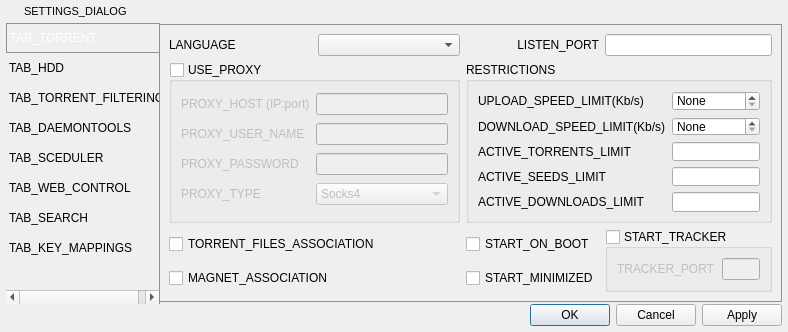
Old version of the form CuteTorrent/LTorrent/SettingsDialog.ui in the repository SuperNerd-James/cutetorrent.
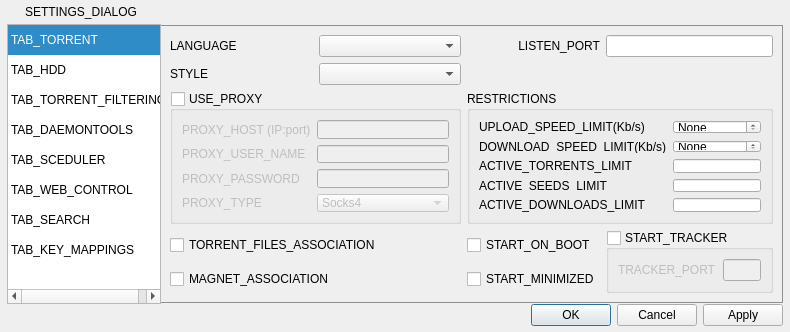
New version of the form. The open tabs and pages were chosen to show the change. Icons and pictures are not drawn.

The edit to the form file:
```diff
--- a/CuteTorrent/LTorrent/SettingsDialog.ui
+++ b/CuteTorrent/LTorrent/SettingsDialog.ui
@@ -24,7 +24,16 @@
    <property name="spacing">
     <number>0</number>
    </property>
-   <property name="margin">
+   <property name="leftMargin">
+    <number>1</number>
+   </property>
+   <property name="topMargin">
+    <number>1</number>
+   </property>
+   <property name="rightMargin">
+    <number>1</number>
+   </property>
+   <property name="bottomMargin">
     <number>0</number>
    </property>
    <item>
@@ -72,7 +81,7 @@
          <string/>
         </property>
         <property name="pixmap">
-         <pixmap resource="ltorrent.qrc">:/MenuIcons/preferencies.ico</pixmap>
+         <pixmap>:/MenuIcons/preferencies.ico</pixmap>
         </property>
         <property name="scaledContents">
          <bool>true</bool>
@@ -93,17 +102,8 @@
           <height>22</height>
          </size>
         </property>
-        <property name="font">
-         <font>
-          <family>Arial</family>
-          <pointsize>8</pointsize>
-          <weight>50</weight>
-          <bold>false</bold>
-          <stylestrategy>PreferDefault</stylestrategy>
-         </font>
-        </property>
         <property name="styleSheet">
-         <string notr="true">color: rgb(0, 0, 0);</string>
+         <string notr="true"/>
         </property>
         <property name="text">
          <string>SETTINGS_DIALOG</string>
@@ -117,7 +117,7 @@
        <widget class="QPushButton" name="pbMin">
         <property name="minimumSize">
          <size>
-          <width>0</width>
+          <width>3</width>
           <height>22</height>
          </size>
         </property>
@@ -127,10 +127,6 @@
           <height>22</height>
          </size>
         </property>
-        <property name="icon">
-         <iconset resource="ltorrent.qrc">
-          <normaloff>:/images/app_min.ico</normaloff>:/images/app_min.ico</iconset>
-        </property>
         <property name="iconSize">
          <size>
           <width>22</width>
@@ -146,7 +142,7 @@
        <widget class="QPushButton" name="pbClose">
         <property name="minimumSize">
          <size>
-          <width>0</width>
+          <width>3</width>
           <height>22</height>
          </size>
         </property>
@@ -156,10 +152,6 @@
           <height>22</height>
          </size>
         </property>
-        <property name="icon">
-         <iconset resource="ltorrent.qrc">
-          <normaloff>:/images/app_close.ico</normaloff>:/images/app_close.ico</iconset>
-        </property>
         <property name="iconSize">
          <size>
           <width>22</width>
@@ -210,11 +202,225 @@
 }</string>
         </property>
         <property name="currentIndex">
-         <number>0</number>
+         <number>5</number>
         </property>
         <widget class="QWidget" name="torrentTab">
          <layout class="QGridLayout" name="gridLayout_22">
-          <item row="1" column="2" colspan="2">
+          <item row="0" column="0">
+           <widget class="QLabel" name="label_8">
+            <property name="text">
+             <string>LANGUAGE</string>
+            </property>
+           </widget>
+          </item>
+          <item row="0" column="2">
+           <widget class="QLabel" name="label">
+            <property name="layoutDirection">
+             <enum>Qt::LeftToRight</enum>
+            </property>
+            <property name="autoFillBackground">
+             <bool>false</bool>
+            </property>
+            <property name="text">
+             <string>LISTEN_PORT</string>
+            </property>
+            <property name="alignment">
+             <set>Qt::AlignRight|Qt::AlignTrailing|Qt::AlignVCenter</set>
+            </property>
+           </widget>
+          </item>
+          <item row="0" column="1">
+           <widget class="QComboBox" name="localeComboBox">
+            <property name="styleSheet">
+             <string notr="true"/>
+            </property>
+           </widget>
+          </item>
+          <item row="0" column="3">
+           <widget class="QLineEdit" name="portEdit"/>
+          </item>
+          <item row="3" column="0" colspan="2">
+           <widget class="QCheckBox" name="asociationCheckBox">
+            <property name="whatsThis">
+             <string>TORRENT_FILES_ASSOCIATION_WIT</string>
+            </property>
+            <property name="text">
+             <string>TORRENT_FILES_ASSOCIATION</string>
+            </property>
+           </widget>
+          </item>
+          <item row="3" column="2">
+           <widget class="QCheckBox" name="runOnbootCheckBox">
+            <property name="whatsThis">
+             <string>START_ON_BOOT_WIT</string>
+            </property>
+            <property name="text">
+             <string>START_ON_BOOT</string>
+            </property>
+           </widget>
+          </item>
+          <item row="4" column="0" colspan="2">
+           <widget class="QCheckBox" name="magnetAssociationCheckBox">
+            <property name="whatsThis">
+             <string>MAGNET_ASSOCIATION_WIT</string>
+            </property>
+            <property name="text">
+             <string>MAGNET_ASSOCIATION</string>
+            </property>
+           </widget>
+          </item>
+          <item row="4" column="2">
+           <widget class="QCheckBox" name="startMinimizedCheckBox">
+            <property name="whatsThis">
+             <string>START_MINIMIZED_WIT</string>
+            </property>
+            <property name="text">
+             <string>START_MINIMIZED</string>
+            </property>
+           </widget>
+          </item>
+          <item row="2" column="0" colspan="2">
+           <widget class="QGroupBox" name="proxyGroupBox">
+            <property name="enabled">
+             <bool>true</bool>
+            </property>
+            <property name="title">
+             <string>USE_PROXY</string>
+            </property>
+            <property name="checkable">
+             <bool>true</bool>
+            </property>
+            <property name="checked">
+             <bool>false</bool>
+            </property>
+            <layout class="QGridLayout" name="gridLayout">
+             <item row="3" column="0">
+              <widget class="QLabel" name="label_5">
+               <property name="whatsThis">
+                <string>PROXY_TYPE_WIT</string>
+               </property>
+               <property name="text">
+                <string>PROXY_TYPE</string>
+               </property>
+              </widget>
+             </item>
+             <item row="1" column="1">
+              <widget class="QLineEdit" name="proxyUsernameEdit">
+               <property name="whatsThis">
+                <string>PROXY_USER_NAME_WIT</string>
+               </property>
+              </widget>
+             </item>
+             <item row="0" column="1">
+              <widget class="QLineEdit" name="proxyHostEdit">
+               <property name="whatsThis">
+                <string>PROXY_HOST_WIT</string>
+               </property>
+              </widget>
+             </item>
+             <item row="1" column="0">
+              <widget class="QLabel" name="label_3">
+               <property name="whatsThis">
+                <string>PROXY_USER_NAME_WIT</string>
+               </property>
+               <property name="text">
+                <string>PROXY_USER_NAME</string>
+               </property>
+              </widget>
+             </item>
+             <item row="0" column="0">
+              <widget class="QLabel" name="label_2">
+               <property name="whatsThis">
+                <string>PROXY_HOST_WIT</string>
+               </property>
+               <property name="text">
+                <string>PROXY_HOST (IP:port)</string>
+               </property>
+              </widget>
+             </item>
+             <item row="2" column="1">
+              <widget class="QLineEdit" name="proxyPwdEdit">
+               <property name="whatsThis">
+                <string>PROXY_PASSWORD</string>
+               </property>
+              </widget>
+             </item>
+             <item row="3" column="1">
+              <widget class="QComboBox" name="proxyTypeComboBox">
+               <property name="whatsThis">
+                <string>PROXY_TYPE</string>
+               </property>
+               <item>
+                <property name="text">
+                 <string>Socks4</string>
+                </property>
+               </item>
+               <item>
+                <property name="text">
+                 <string>Socks5</string>
+                </property>
+               </item>
+               <item>
+                <property name="text">
+                 <string>Socks5 с паролем</string>
+                </property>
+               </item>
+               <item>
+                <property name="text">
+                 <string>http</string>
+                </property>
+               </item>
+               <item>
+                <property name="text">
+                 <string>http с паролем</string>
+                </property>
+               </item>
+               <item>
+                <property name="text">
+                 <string>i2p</string>
+                </property>
+               </item>
+              </widget>
+             </item>
+             <item row="2" column="0">
+              <widget class="QLabel" name="label_4">
+               <property name="whatsThis">
+                <string>PROXY_PASSWORD_WIT</string>
+               </property>
+               <property name="text">
+                <string>PROXY_PASSWORD</string>
+               </property>
+              </widget>
+             </item>
+            </layout>
+           </widget>
+          </item>
+          <item row="3" column="3" rowspan="2">
+           <widget class="QGroupBox" name="trackerGroupBox">
+            <property name="title">
+             <string>START_TRACKER</string>
+            </property>
+            <property name="checkable">
+             <bool>true</bool>
+            </property>
+            <property name="checked">
+             <bool>false</bool>
+            </property>
+            <layout class="QGridLayout" name="gridLayout_2">
+             <item row="0" column="0">
+              <widget class="QLabel" name="label_23">
+               <property name="text">
+                <string>TRACKER_PORT</string>
+               </property>
+              </widget>
+             </item>
+             <item row="0" column="1">
+              <widget class="QLineEdit" name="trackerPortEdit"/>
+             </item>
+            </layout>
+           </widget>
+          </item>
+          <item row="2" column="2" colspan="2">
            <widget class="QGroupBox" name="groupBox_2">
             <property name="title">
              <string>RESTRICTIONS</string>
@@ -326,219 +532,15 @@
             </layout>
            </widget>
           </item>
-          <item row="2" column="3" rowspan="2">
-           <widget class="QGroupBox" name="trackerGroupBox">
-            <property name="title">
-             <string>START_TRACKER</string>
-            </property>
-            <property name="checkable">
-             <bool>true</bool>
-            </property>
-            <property name="checked">
-             <bool>false</bool>
-            </property>
-            <layout class="QGridLayout" name="gridLayout_2">
-             <item row="0" column="0">
-              <widget class="QLabel" name="label_23">
-               <property name="text">
-                <string>TRACKER_PORT</string>
-               </property>
-              </widget>
-             </item>
-             <item row="0" column="1">
-              <widget class="QLineEdit" name="trackerPortEdit"/>
-             </item>
-            </layout>
-           </widget>
-          </item>
-          <item row="1" column="0" colspan="2">
-           <widget class="QGroupBox" name="proxyGroupBox">
-            <property name="enabled">
-             <bool>true</bool>
-            </property>
-            <property name="title">
-             <string>USE_PROXY</string>
-            </property>
-            <property name="checkable">
-             <bool>true</bool>
-            </property>
-            <property name="checked">
-             <bool>false</bool>
-            </property>
-            <layout class="QGridLayout" name="gridLayout">
-             <item row="3" column="0">
-              <widget class="QLabel" name="label_5">
-               <property name="whatsThis">
-                <string>PROXY_TYPE_WIT</string>
-               </property>
-               <property name="text">
-                <string>PROXY_TYPE</string>
-               </property>
-              </widget>
-             </item>
-             <item row="1" column="1">
-              <widget class="QLineEdit" name="proxyUsernameEdit">
-               <property name="whatsThis">
-                <string>PROXY_USER_NAME_WIT</string>
-               </property>
-              </widget>
-             </item>
-             <item row="0" column="1">
-              <widget class="QLineEdit" name="proxyHostEdit">
-               <property name="whatsThis">
-                <string>PROXY_HOST_WIT</string>
-               </property>
-              </widget>
-             </item>
-             <item row="1" column="0">
-              <widget class="QLabel" name="label_3">
-               <property name="whatsThis">
-                <string>PROXY_USER_NAME_WIT</string>
-               </property>
-               <property name="text">
-                <string>PROXY_USER_NAME</string>
-               </property>
-              </widget>
-             </item>
-             <item row="0" column="0">
-              <widget class="QLabel" name="label_2">
-               <property name="whatsThis">
-                <string>PROXY_HOST_WIT</string>
-               </property>
-               <property name="text">
-                <string>PROXY_HOST (IP:port)</string>
-               </property>
-              </widget>
-             </item>
-             <item row="2" column="1">
-              <widget class="QLineEdit" name="proxyPwdEdit">
-               <property name="whatsThis">
-                <string>PROXY_PASSWORD</string>
-               </property>
-              </widget>
-             </item>
-             <item row="3" column="1">
-              <widget class="QComboBox" name="proxyTypeComboBox">
-               <property name="whatsThis">
-                <string>PROXY_TYPE</string>
-               </property>
-               <item>
-                <property name="text">
-                 <string>Socks4</string>
-                </property>
-               </item>
-               <item>
-                <property name="text">
-                 <string>Socks5</string>
-                </property>
-               </item>
-               <item>
-                <property name="text">
-                 <string>Socks5 с паролем</string>
-                </property>
-               </item>
-               <item>
-                <property name="text">
-                 <string>http</string>
-                </property>
-               </item>
-               <item>
-                <property name="text">
-                 <string>http с паролем</string>
-                </property>
-               </item>
-               <item>
-                <property name="text">
-                 <string>i2p</string>
-                </property>
-               </item>
-              </widget>
-             </item>
-             <item row="2" column="0">
-              <widget class="QLabel" name="label_4">
-               <property name="whatsThis">
-                <string>PROXY_PASSWORD_WIT</string>
-               </property>
-               <property name="text">
-                <string>PROXY_PASSWORD</string>
-               </property>
-              </widget>
-             </item>
-            </layout>
-           </widget>
-          </item>
-          <item row="0" column="0">
-           <widget class="QLabel" name="label_8">
+          <item row="1" column="0">
+           <widget class="QLabel" name="label_26">
             <property name="text">
-             <string>LANGUAGE</string>
+             <string>STYLE</string>
             </property>
            </widget>
           </item>
-          <item row="0" column="1">
-           <widget class="QComboBox" name="localeComboBox">
-            <property name="styleSheet">
-             <string notr="true"/>
-            </property>
-           </widget>
-          </item>
-          <item row="0" column="2">
-           <widget class="QLabel" name="label">
-            <property name="layoutDirection">
-             <enum>Qt::LeftToRight</enum>
-            </property>
-            <property name="autoFillBackground">
-             <bool>false</bool>
-            </property>
-            <property name="text">
-             <string>LISTEN_PORT</string>
-            </property>
-            <property name="alignment">
-             <set>Qt::AlignRight|Qt::AlignTrailing|Qt::AlignVCenter</set>
-            </property>
-           </widget>
-          </item>
-          <item row="0" column="3">
-           <widget class="QLineEdit" name="portEdit"/>
-          </item>
-          <item row="2" column="0" colspan="2">
-           <widget class="QCheckBox" name="asociationCheckBox">
-            <property name="whatsThis">
-             <string>TORRENT_FILES_ASSOCIATION_WIT</string>
-            </property>
-            <property name="text">
-             <string>TORRENT_FILES_ASSOCIATION</string>
-            </property>
-           </widget>
-          </item>
-          <item row="2" column="2">
-           <widget class="QCheckBox" name="runOnbootCheckBox">
-            <property name="whatsThis">
-             <string>START_ON_BOOT_WIT</string>
-            </property>
-            <property name="text">
-             <string>START_ON_BOOT</string>
-            </property>
-           </widget>
-          </item>
-          <item row="3" column="0" colspan="2">
-           <widget class="QCheckBox" name="magnetAssociationCheckBox">
-            <property name="whatsThis">
-             <string>MAGNET_ASSOCIATION_WIT</string>
-            </property>
-            <property name="text">
-             <string>MAGNET_ASSOCIATION</string>
-            </property>
-           </widget>
-          </item>
-          <item row="3" column="2">
-           <widget class="QCheckBox" name="startMinimizedCheckBox">
-            <property name="whatsThis">
-             <string>START_MINIMIZED_WIT</string>
-            </property>
-            <property name="text">
-             <string>START_MINIMIZED</string>
-            </property>
-           </widget>
+          <item row="1" column="1">
+           <widget class="QComboBox" name="styleComboBox"/>
           </item>
          </layout>
         </widget>
@@ -1206,7 +1208,7 @@
                   <string/>
                  </property>
                  <property name="pixmap">
-                  <pixmap resource="ltorrent.qrc">:/icons/upload.ico</pixmap>
+                  <pixmap>:/icons/upload.ico</pixmap>
                  </property>
                  <property name="scaledContents">
                   <bool>true</bool>
@@ -1219,7 +1221,7 @@
               </layout>
              </item>
              <item row="3" column="1" colspan="2">
-              <widget class="QPushButton" name="pushButton">
+              <widget class="QPushButton" name="openWebUiButton">
                <property name="text">
                 <string>OPEN_WEBUI</string>
                </property>
@@ -1317,10 +1319,11 @@
               <rect>
                <x>0</x>
                <y>0</y>
-               <width>98</width>
-               <height>28</height>
+               <width>550</width>
+               <height>274</height>
               </rect>
              </property>
+             <layout class="QGridLayout" name="gridLayout_19"/>
             </widget>
            </widget>
           </item>
@@ -1350,21 +1353,10 @@
          </size>
         </property>
         <property name="styleSheet">
-         <string notr="true">QListView{
-	border:none;
-	background-color: transparent;
-	border-right:1px solid #909090;
-}
-QListView::item{
-
+         <string notr="true">QListView::item{
 min-height:30px;
 }
-
-
-QListView::item:selected{
-	border:1px solid #909090;
-	border-right:none;
-}</string>
+</string>
         </property>
         <property name="editTriggers">
          <set>QAbstractItemView::NoEditTriggers</set>
```
Left out of the diff: 17 changed lines with no effect on the pictures.
